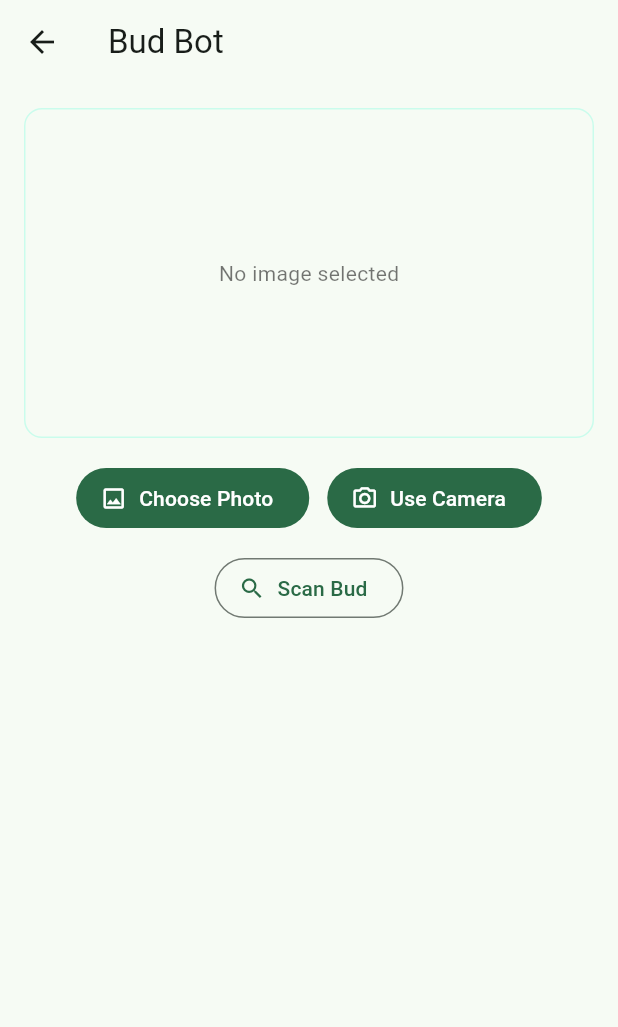
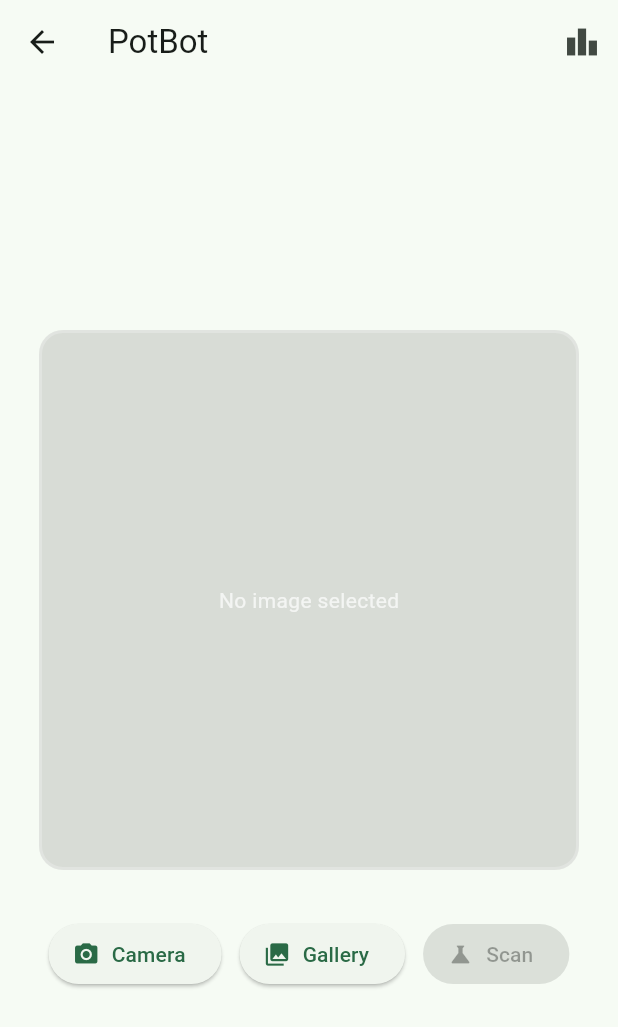
Before and after one commit to dan24tor84/potbot-frontend, a Flutter app: the ScanScreen screen opened by its route, on a phone screen of 412 x 824 dp. Shown: the top 1027 px of the screen. Run offline on Flutter 3.47's test engine with Material 3 defaults, Android fonts, the phone set to English and light mode, and no system bars; our stand-ins replace image_picker.

Commit message:
Update scan_screen.dart

```diff
--- a/lib/widgets/scan_screen.dart
+++ b/lib/widgets/scan_screen.dart
@@ -1,11 +1,9 @@
-import 'dart:typed_data';
-import 'package:flutter/foundation.dart';
+import 'dart:convert';
+import 'dart:io';
 import 'package:flutter/material.dart';
 import 'package:image_picker/image_picker.dart';
 
-import '../services/ai_service.dart';
-import 'results_screen.dart';
-import 'image_preview.dart';
+import '../services/api_service.dart';
 
 class ScanScreen extends StatefulWidget {
   const ScanScreen({super.key});
@@ -15,113 +13,114 @@ class ScanScreen extends StatefulWidget {
 }
 
 class _ScanScreenState extends State<ScanScreen> {
-  final _picker = ImagePicker();
-  final _api = AIService();
-
-  Uint8List? _bytes;
+  final ImagePicker _picker = ImagePicker();
+  File? _imageFile;
   bool _isLoading = false;
-  Map<String, dynamic>? _lastResult;
+  String? _error;
 
   Future<void> _pick(ImageSource source) async {
+    setState(() {
+      _error = null;
+    });
+    final x = await _picker.pickImage(source: source, imageQuality: 85, maxWidth: 1600);
+    if (x == null) return;
+    setState(() => _imageFile = File(x.path));
+  }
+
+  Future<void> _scan() async {
+    if (_imageFile == null) return;
+    setState(() {
+      _isLoading = true;
+      _error = null;
+    });
+
     try {
-      final x = await _picker.pickImage(source: source, imageQuality: 85);
-      if (x == null) return;
-      final b = await x.readAsBytes();
+      final bytes = await _imageFile!.readAsBytes();
+      final base64Image = base64Encode(bytes);
+
+      final api = ApiService();
+      final result = await api.scanImageBase64(base64Image);
+
       if (!mounted) return;
-      setState(() {
-        _bytes = b;
-        _lastResult = null;
+      Navigator.of(context).pushNamed('/results', arguments: {
+        'result': result, // pass the model
       });
     } catch (e) {
-      if (!mounted) return;
-      ScaffoldMessenger.of(context).showSnackBar(
-        SnackBar(content: Text('Failed to pick image: $e')),
-      );
-    }
-  }
-
-  Future<void> _analyze() async {
-    try {
-      setState(() {
-        _isLoading = true;
-        _lastResult = null;
-      });
-
-      if (_bytes == null) {
-        throw Exception('Please pick an image first.');
-      }
-
-      final res = await _api.analyze(bytes: _bytes!, filename: 'photo.jpg');
-      if (!mounted) return;
-
-      setState(() {
-        _lastResult = res;
-        _isLoading = false;
-      });
-
-      // Navigate to results
-      Navigator.of(context).push(
-        MaterialPageRoute(
-          builder: (_) => ResultsScreen(result: res, originalBytes: _bytes),
-        ),
-      );
-    } catch (e) {
-      if (!mounted) return;
-      setState(() => _isLoading = false);
-      ScaffoldMessenger.of(context).showSnackBar(
-        SnackBar(content: Text('Analyze failed: $e')),
-      );
+      setState(() => _error = e.toString());
+    } finally {
+      if (mounted) setState(() => _isLoading = false);
     }
   }
 
   @override
   Widget build(BuildContext context) {
-    final theme = Theme.of(context);
+    final box = Container(
+      width: double.infinity,
+      constraints: const BoxConstraints(maxWidth: 360), // keep it boxed on large screens
+      child: AspectRatio(
+        aspectRatio: 1, // perfect square
+        child: DecoratedBox(
+          decoration: BoxDecoration(
+            borderRadius: BorderRadius.circular(16),
+            border: Border.all(color: Colors.white24, width: 2),
+            color: Colors.black12,
+          ),
+          child: ClipRRect(
+            borderRadius: BorderRadius.circular(14),
+            child: _imageFile == null
+                ? const Center(child: Text('No image selected', style: TextStyle(color: Colors.white70)))
+                : Image.file(_imageFile!, fit: BoxFit.cover),
+          ),
+        ),
+      ),
+    );
+
     return Scaffold(
-      appBar: AppBar(title: const Text('Bud Bot')),
-      body: SingleChildScrollView(
+      appBar: AppBar(
+        title: const Text('PotBot'),
+        actions: [
+          IconButton(
+            icon: const Icon(Icons.leaderboard),
+            onPressed: () => Navigator.of(context).pushNamed('/leaderboard'),
+          ),
+        ],
+      ),
+      body: Center(
+        child: SingleChildScrollView(
           padding: const EdgeInsets.all(16),
-        child: Center(
-          child: ConstrainedBox(
-            constraints: const BoxConstraints(maxWidth: 680),
           child: Column(
-              crossAxisAlignment: CrossAxisAlignment.stretch,
+            mainAxisSize: MainAxisSize.min,
             children: [
-                ImagePreview(webBytes: _bytes, height: 220),
+              box,
+              const SizedBox(height: 16),
+              if (_isLoading) const LinearProgressIndicator(),
+              if (_error != null) ...[
+                const SizedBox(height: 8),
+                Text(_error!, style: const TextStyle(color: Colors.redAccent)),
+              ],
               const SizedBox(height: 16),
               Wrap(
-                  alignment: WrapAlignment.center,
                 spacing: 12,
                 runSpacing: 12,
                 children: [
-                    FilledButton.icon(
+                  ElevatedButton.icon(
+                    icon: const Icon(Icons.photo_camera),
+                    label: const Text('Camera'),
+                    onPressed: () => _pick(ImageSource.camera),
+                  ),
+                  ElevatedButton.icon(
+                    icon: const Icon(Icons.photo_library),
+                    label: const Text('Gallery'),
                     onPressed: () => _pick(ImageSource.gallery),
-                      icon: const Icon(Icons.photo_outlined),
-                      label: const Text('Choose Photo'),
                   ),
-                    FilledButton.icon(
-                      onPressed: kIsWeb ? null : () => _pick(ImageSource.camera),
-                      icon: const Icon(Icons.photo_camera_outlined),
-                      label: const Text('Use Camera'),
-                    ),
-                    OutlinedButton.icon(
-                      onPressed: _isLoading ? null : _analyze,
-                      icon: _isLoading
-                          ? const SizedBox(
-                          width: 16, height: 16, child: CircularProgressIndicator(strokeWidth: 2))
-                          : const Icon(Icons.search),
-                      label: Text(_isLoading ? 'Analyzing…' : 'Scan Bud'),
+                  ElevatedButton.icon(
+                    icon: const Icon(Icons.science),
+                    label: const Text('Scan'),
+                    onPressed: _isLoading || _imageFile == null ? null : _scan,
                   ),
                 ],
               ),
-                const SizedBox(height: 12),
-                if (_lastResult != null)
-                  Text(
-                    'Last result: ${_lastResult!['summary'] ?? _lastResult}',
-                    style: theme.textTheme.bodyMedium,
-                  ),
             ],
-            ),
           ),
         ),
       ),
```
Lines whose indentation alone changed are shown as unchanged.
